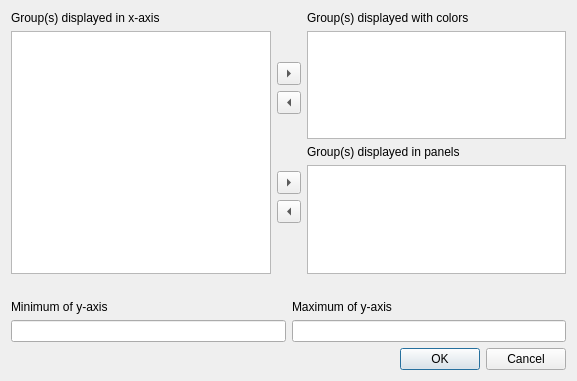
Above: cogstat/ui/display_options_groups.ui from cogstat/cogstat before the change. Below: the same form after it.
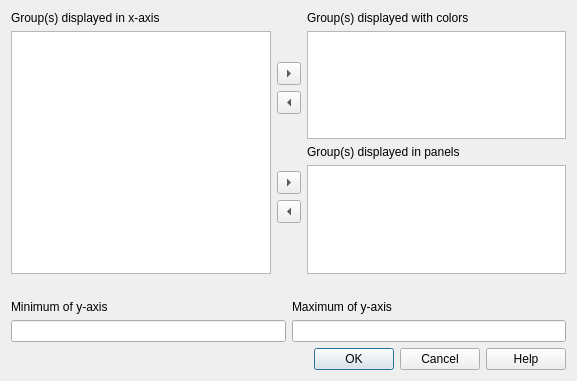
That is the form after the change.

Commit message: Add Help buttons to dialogs

The edit to the form file:
```diff
--- a/cogstat/ui/display_options_groups.ui
+++ b/cogstat/ui/display_options_groups.ui
@@ -198,11 +198,17 @@
     <layout class="QHBoxLayout" name="horizontalLayout">
      <item>
       <widget class="QDialogButtonBox" name="buttonBox">
+       <property name="sizePolicy">
+        <sizepolicy hsizetype="Expanding" vsizetype="Fixed">
+         <horstretch>0</horstretch>
+         <verstretch>0</verstretch>
+        </sizepolicy>
+       </property>
        <property name="orientation">
         <enum>Qt::Horizontal</enum>
        </property>
        <property name="standardButtons">
-        <set>QDialogButtonBox::Cancel|QDialogButtonBox::Ok</set>
+        <set>QDialogButtonBox::Cancel|QDialogButtonBox::Help|QDialogButtonBox::Ok</set>
        </property>
        <property name="centerButtons">
         <bool>false</bool>
```
The commit also changes 40 other files.
